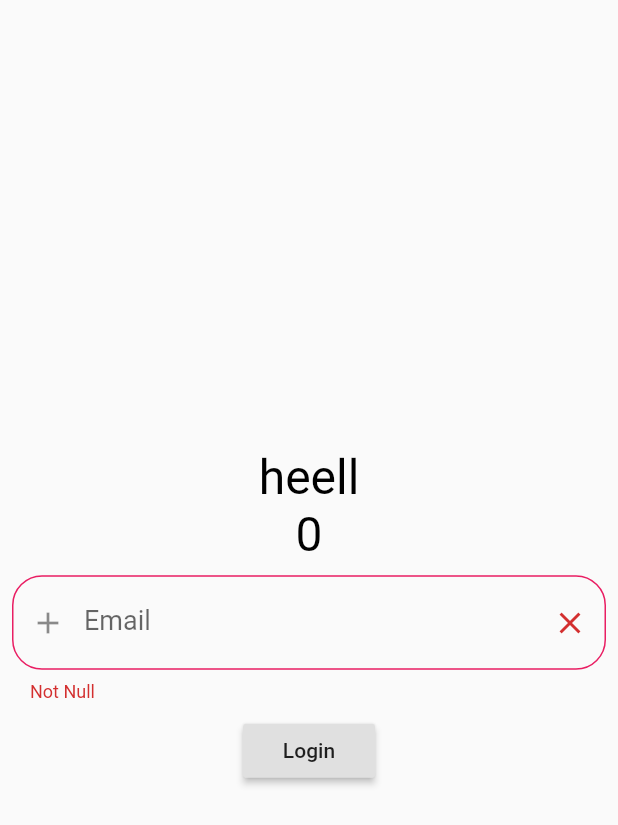
After one commit to hatuan314/flutter-training, a Flutter app: the screen it shows after launch, after a tap on "Login", on a phone screen of 412 x 824 dp. The commit adds this screen. Shown: the top 825 px of the screen. Run offline on Flutter 3.47's test engine with Material 2 defaults, Android fonts, the phone set to English and light mode, and no system bars; network calls fail.

Commit message:
Learn Provider

```diff
--- a/flutter_demo_app/lib/app.dart
+++ b/flutter_demo_app/lib/app.dart
@@ -1,10 +1,11 @@
 import 'package:flutter/material.dart';
 
-import 'package:flutterdemoapp/ui/first_screen.dart';
-import 'package:flutterdemoapp/ui/login_screen.dart';
-import 'package:flutterdemoapp/ui/second_screen.dart';
-import 'package:flutterdemoapp/ui/third_screen.dart';
-import 'ui/splash_screen.dart';
+import 'package:flutterdemoapp/ui/widget/first_screen.dart';
+import 'package:flutterdemoapp/ui/widget/login_provider.dart';
+import 'package:flutterdemoapp/ui/widget/login_screen.dart';
+import 'package:flutterdemoapp/ui/widget/second_screen.dart';
+import 'package:flutterdemoapp/ui/widget/third_screen.dart';
+import 'ui/widget/splash_screen.dart';
 
 /// Màu chủ đạo
 /// font chữ
@@ -22,7 +23,7 @@ class MyApp extends StatelessWidget {
       theme: ThemeData(
         primarySwatch: Colors.blue,
       ),
-      home: LoginScreen(),
+      home: LoginProviderScreen(),
     );
   }
 }
--- /dev/null
+++ b/flutter_demo_app/lib/ui/view_model/base_view_model.dart
@@ -0,0 +1,13 @@
+import 'package:flutter/cupertino.dart';
+
+class BaseViewModel extends ChangeNotifier {
+  bool _busy = false;
+
+  bool get isBusy => _busy;
+
+  void setBusy(bool value) {
+    _busy = value;
+    notifyListeners();
+    debugPrint('setBusy: $value');
+  }
+}
--- /dev/null
+++ b/flutter_demo_app/lib/ui/view_model/counter.dart
@@ -0,0 +1,13 @@
+import 'package:flutter/foundation.dart';
+import 'package:flutterdemoapp/ui/view_model/base_view_model.dart';
+
+/// Mix-in [DiagnosticableTreeMixin] to have access to [debugFillProperties] for the devtool
+class Counter extends BaseViewModel{
+  int _count = 0;
+  int get count => _count;
+
+  void increment() {
+    _count++;
+    notifyListeners();
+  }
+}
--- /dev/null
+++ b/flutter_demo_app/lib/ui/widget/base_widget.dart
@@ -0,0 +1,53 @@
+import 'package:flutter/cupertino.dart';
+import 'package:provider/provider.dart';
+
+import '../view_model/base_view_model.dart';
+
+class BaseWidget<ViewModel extends BaseViewModel> extends StatefulWidget {
+  final Widget Function(BuildContext context, ViewModel value, Widget child)
+  builder;
+  final Widget child;
+  final Function(ViewModel) onModelReady;
+  final Function onDispose;
+  final ViewModel createViewModel;
+
+  BaseWidget({
+    Key key,
+    @required this.createViewModel,
+    @required this.builder,
+    this.child,
+    this.onModelReady,
+    this.onDispose,
+  }) : super(key: key);
+
+  @override
+  _BaseWidgetState<ViewModel> createState() => _BaseWidgetState<ViewModel>();
+}
+
+class _BaseWidgetState<ViewModel extends BaseViewModel>
+    extends State<BaseWidget<ViewModel>> {
+  @override
+  void initState() {
+    if (widget.onModelReady != null) {
+      widget.onModelReady(widget.createViewModel);
+    }
+    super.initState();
+  }
+
+  @override
+  void dispose() {
+    widget.onDispose;
+    super.dispose();
+  }
+
+  @override
+  Widget build(BuildContext context) {
+    return ChangeNotifierProvider<ViewModel>.value(
+      value: widget.createViewModel,
+      child: Consumer<ViewModel>(
+        builder: widget.builder,
+        child: widget.child,
+      ),
+    );
+  }
+}
--- a/flutter_demo_app/lib/ui/first_screen.dart
+++ b/flutter_demo_app/lib/ui/widget/first_screen.dart
@@ -4,6 +4,7 @@ class FirstScreen extends StatelessWidget {
   @override
   Widget build(BuildContext context) {
     // TODO: implement build
+    print('1');
     return Scaffold(
       backgroundColor: Colors.yellow,
       appBar: AppBar(
--- /dev/null
+++ b/flutter_demo_app/lib/ui/widget/login_provider.dart
@@ -0,0 +1,102 @@
+import 'package:flutter/material.dart';
+import 'package:flutterdemoapp/ui/widget/base_widget.dart';
+import 'package:flutterdemoapp/ui/widget/first_screen.dart';
+import 'package:flutterdemoapp/ui/view_model/counter.dart';
+
+
+class LoginProviderScreen extends StatelessWidget {
+  TextEditingController _controller = TextEditingController();
+  GlobalKey<FormState> _textFormKey = GlobalKey<FormState>();
+  String title = 'heell';
+
+  @override
+  Widget build(BuildContext context) {
+    // TODO: implement build
+    print('0');
+
+    return BaseWidget<Counter>(
+        createViewModel: Counter(),
+      builder: (context, viewModel, child) {
+        return Scaffold(
+          body: Center(
+            child: Form(
+              key: _textFormKey,
+              child: Column(
+                crossAxisAlignment: CrossAxisAlignment.center,
+                mainAxisAlignment: MainAxisAlignment.center,
+                children: <Widget>[
+                  Text(
+                    '$title', style: TextStyle(color: Colors.black, fontSize: 32),),
+                  Text(
+                    '${viewModel.count}', style: TextStyle(color: Colors.black, fontSize: 32),),
+                  Padding(
+                    padding: const EdgeInsets.all(8.0),
+                    child: TextFormField(
+                      controller: _controller,
+                      obscureText: true,
+                      // Password
+                      style: TextStyle(
+                        color: Colors.blue,
+                        fontSize: 18,
+                      ),
+                      cursorColor: Colors.black,
+//          maxLines: 2,
+                      textAlign: TextAlign.center,
+                      decoration: InputDecoration(
+                          prefixIcon: Icon(Icons.add),
+                          // Icon phía trước
+                          suffixIcon: Icon(Icons.clear),
+                          // Icon phía sau
+                          labelText: 'Email',
+                          hintText: 'Username',
+                          hintStyle: TextStyle(color: Colors.black12, fontSize: 20),
+                          focusedBorder: OutlineInputBorder(
+                              borderSide: BorderSide(color: Colors.black12, width: 2),
+                              borderRadius: BorderRadius.circular(20)),
+                          enabledBorder: OutlineInputBorder(
+                              borderSide:
+                              BorderSide(color: Colors.blue[800], width: 2),
+                              borderRadius: BorderRadius.all(Radius.circular(8.0))),
+                          errorBorder: OutlineInputBorder(
+                              borderRadius: BorderRadius.all(Radius.circular(20)),
+                              borderSide: BorderSide(color: Colors.pink))),
+                      validator: (value) {
+                        if (value.isEmpty) return 'Not Null';
+                        return null;
+                      },
+                      onSaved: (value) => debugPrint('onSave: $value'),
+                      onChanged: (value) {
+                        viewModel.increment();
+                      },
+                    ),
+                  ),
+                  RaisedButton(
+                    onPressed: () => onPress(context),
+//                    Navigator.of(context).push(
+//                        MaterialPageRoute(builder: (_) => FirstScreen())),
+                    child: Text('Login'),
+                  )
+                ],
+              ),
+            ),
+          ),
+        );
+      }
+    );
+  }
+
+  void onPress(BuildContext context) {
+    FocusScope.of(context).requestFocus(new FocusNode());
+    if (_textFormKey.currentState.validate()) {
+      print('text: ${_controller.text}');
+      title = _controller.text;
+//      setState(() {
+//
+//      });
+    }
+  }
+
+  void listener() {
+    debugPrint('typing: ${_controller.text}');
+  }
+}
--- a/flutter_demo_app/pubspec.yaml
+++ b/flutter_demo_app/pubspec.yaml
@@ -14,7 +14,7 @@ description: A new Flutter application.
 version: 1.0.0+1
 
 environment:
-  sdk: ">=2.1.0 <3.0.0"
+  sdk: ">=2.2.2 <3.0.0"
 
 dependencies:
   flutter:
@@ -25,6 +25,7 @@ dependencies:
   cupertino_icons: ^0.1.2
   flutter_i18n: ^0.15.0
   font_awesome_flutter: ^8.8.1
+  provider: ^4.0.4
 
 dev_dependencies:
   flutter_test:
```
Also changed, not shown: flutter_demo_app/lib/main.dart (+8 -1 lines), flutter_demo_app/lib/provider_config.dart (added, +12 -0 lines), flutter_demo_app/lib/ui/login_screen.dart (deleted, +0 -98 lines), flutter_demo_app/lib/ui/widget/login_screen.dart (added, +112 -0 lines), flutter_demo_app/lib/ui/widget/second_screen.dart (renamed from flutter_demo_app/lib/ui/second_screen.dart), flutter_demo_app/lib/ui/widget/splash_screen.dart (renamed from flutter_demo_app/lib/ui/splash_screen.dart), flutter_demo_app/lib/ui/widget/third_screen.dart (renamed from flutter_demo_app/lib/ui/third_screen.dart).
